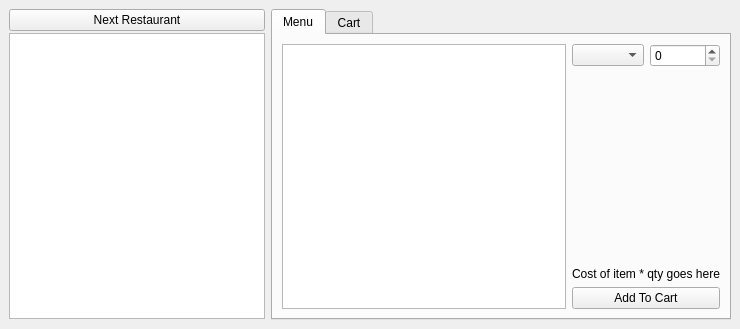
This is tripview.ui in khaller1/CS1D-PROJECT-1 as Qt 5 draws it before an edit. The edited form follows.
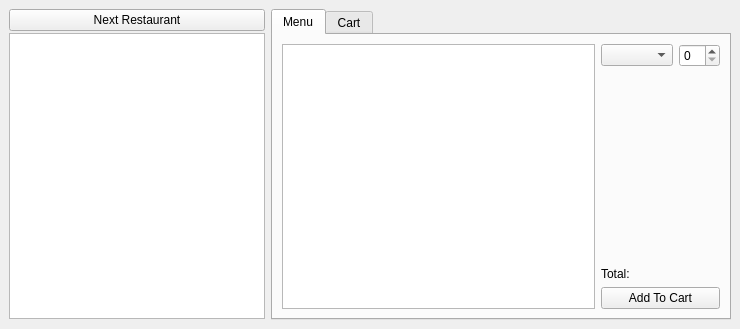
This is the edited form.

```diff
--- a/tripview.ui
+++ b/tripview.ui
@@ -94,12 +94,23 @@
            </spacer>
           </item>
           <item>
+           <layout class="QHBoxLayout" name="horizontalLayout_4">
+            <item>
+             <widget class="QLabel" name="label">
+              <property name="text">
+               <string>Total: </string>
+              </property>
+             </widget>
+            </item>
+            <item>
            <widget class="QLabel" name="Total_Label">
             <property name="text">
-             <string>Cost of item * qty goes here</string>
+               <string/>
             </property>
            </widget>
           </item>
+           </layout>
+          </item>
           <item>
            <widget class="QPushButton" name="pushButton_2">
             <property name="text">
```
Left out of the diff: 2 changed lines with no effect on the pictures. Lines whose indentation alone changed are shown as unchanged.
